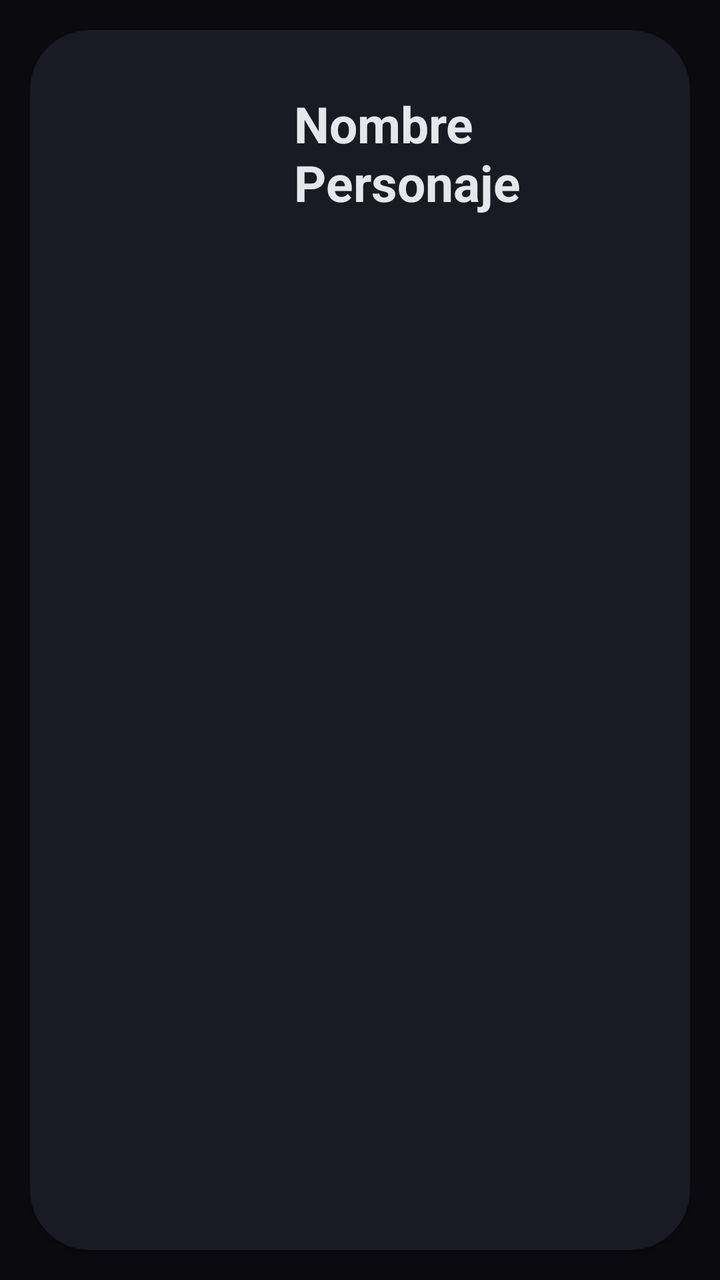
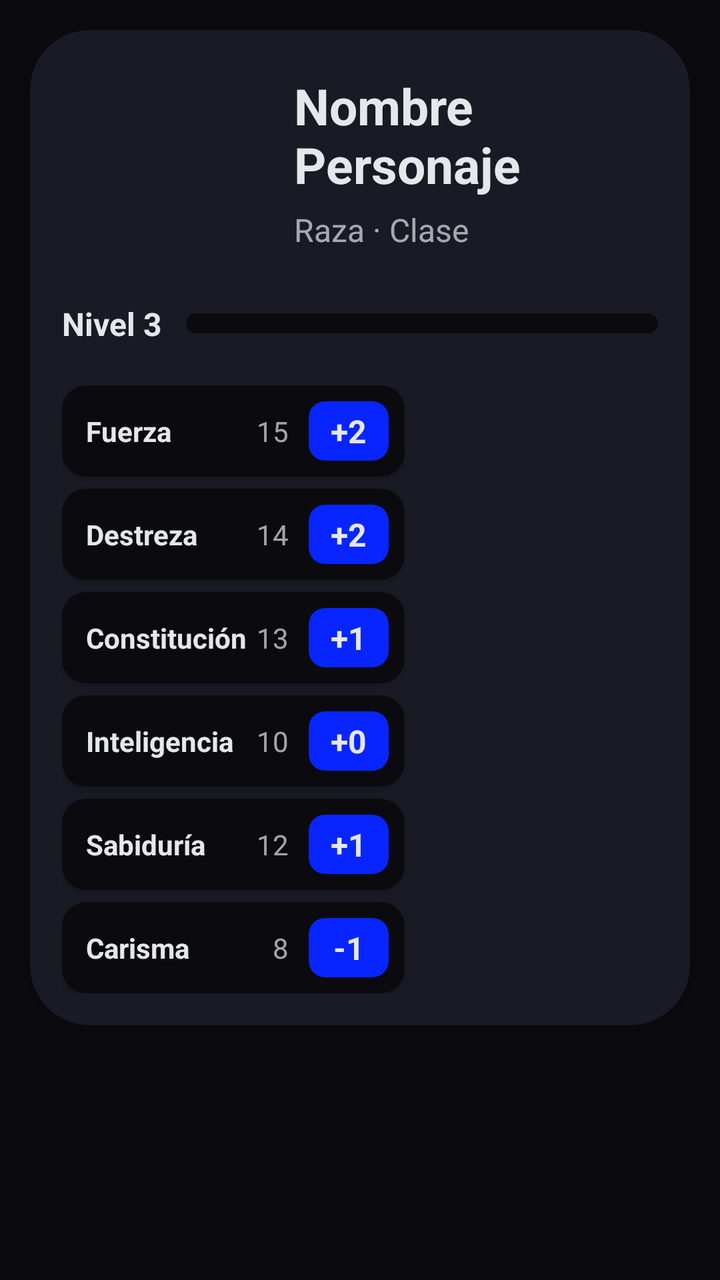

Before-and-after screenshots of an Android layout around one commit, followed by the original layout XML and the change that was made.
<!-- AndroidManifest.xml: application theme Theme.DnDiceCompanion -->
<!-- res/layout/fragment_character.xml -->
<?xml version="1.0" encoding="utf-8"?>
<androidx.constraintlayout.widget.ConstraintLayout xmlns:android="http://schemas.android.com/apk/res/android"
    android:layout_width="match_parent"
    android:layout_height="match_parent"
    xmlns:app="http://schemas.android.com/apk/res-auto"
    android:background="@color/backgroud">

    <androidx.cardview.widget.CardView
        android:layout_width="match_parent"
        android:layout_height="match_parent"
        android:layout_margin="15dp"
        android:backgroundTint="@color/cardBackground"
        app:cardCornerRadius="30dp">

        <LinearLayout
            android:layout_width="match_parent"
            android:layout_height="match_parent">

            <LinearLayout
                android:layout_width="match_parent"
                android:layout_height="wrap_content">
                <ImageView
                    android:id="@+id/ImageCharacterExemple"
                    android:layout_width="100dp"
                    android:layout_height="100dp"
                    android:layout_margin="16dp"/>

                <TextView
                    android:id="@+id/NameCharacterExemple"
                    android:layout_width="wrap_content"
                    android:layout_height="wrap_content"
                    android:textSize="25dp"
                    android:textStyle="bold"
                    android:textColor="@color/colorText"
                    android:text="Nombre Personaje"
                    android:layout_marginTop="30dp"/>
            </LinearLayout>
        </LinearLayout>

    </androidx.cardview.widget.CardView>
</androidx.constraintlayout.widget.ConstraintLayout>
<!-- resources referenced by this layout -->
<resources>
  <color name="backgroud">#0B0B0F</color>
  <color name="cardBackground">#1A1A24</color>
  <color name="colorText">#E5E7EB</color>
  <style name="Theme.DnDiceCompanion" parent="Base.Theme.DnDiceCompanion" />
  <style name="Base.Theme.DnDiceCompanion" parent="Theme.Material3.DayNight.NoActionBar">
          
          
      </style>
</resources>

<!-- the commit's change to res/layout/fragment_character.xml (unified diff, before → after) -->
@@ -1,41 +1,492 @@
 <?xml version="1.0" encoding="utf-8"?>
 <androidx.constraintlayout.widget.ConstraintLayout xmlns:android="http://schemas.android.com/apk/res/android"
+    xmlns:app="http://schemas.android.com/apk/res-auto"
+    xmlns:tools="http://schemas.android.com/tools"
     android:layout_width="match_parent"
     android:layout_height="match_parent"
-    xmlns:app="http://schemas.android.com/apk/res-auto"
     android:background="@color/backgroud">
 
-    <androidx.cardview.widget.CardView
+    <ScrollView
         android:layout_width="match_parent"
-        android:layout_height="match_parent"
-        android:layout_margin="15dp"
-        android:backgroundTint="@color/cardBackground"
-        app:cardCornerRadius="30dp">
-
-        <LinearLayout
+        android:layout_height="match_parent">
+
+        <androidx.cardview.widget.CardView
+            android:id="@+id/CardCharacterSheet"
             android:layout_width="match_parent"
-            android:layout_height="match_parent">
+            android:layout_height="wrap_content"
+            android:layout_margin="15dp"
+            app:cardBackgroundColor="@color/cardBackground"
+            app:cardCornerRadius="30dp">
 
             <LinearLayout
                 android:layout_width="match_parent"
-                android:layout_height="wrap_content">
-                <ImageView
-                    android:id="@+id/ImageCharacterExemple"
-                    android:layout_width="100dp"
-                    android:layout_height="100dp"
-                    android:layout_margin="16dp"/>
-
-                <TextView
-                    android:id="@+id/NameCharacterExemple"
-                    android:layout_width="wrap_content"
+                android:layout_height="wrap_content"
+                android:orientation="vertical"
+                android:padding="16dp">
+
+                
+                <LinearLayout
+                    android:layout_width="match_parent"
                     android:layout_height="wrap_content"
-                    android:textSize="25dp"
-                    android:textStyle="bold"
-                    android:textColor="@color/colorText"
-                    android:text="Nombre Personaje"
-                    android:layout_marginTop="30dp"/>
+                    android:orientation="horizontal"
+                    android:gravity="center_vertical">
+
+                    <ImageView
+                        android:id="@+id/ImageCharacterExemple"
+                        android:layout_width="100dp"
+                        android:layout_height="100dp"
+                        android:layout_marginEnd="16dp"
+                        android:scaleType="centerCrop"
+                        tools:background="#33FFFFFF" />
+
+                    <LinearLayout
+                        android:layout_width="0dp"
+                        android:layout_height="wrap_content"
+                        android:layout_weight="1"
+                        android:orientation="vertical">
+
+                        <TextView
+                            android:id="@+id/NameCharacterExemple"
+                            android:layout_width="match_parent"
+                            android:layout_height="wrap_content"
+                            android:maxLines="2"
+                            android:ellipsize="end"
+                            android:text="Nombre Personaje"
+                            android:textSize="25sp"
+                            android:textStyle="bold"
+                            android:textColor="@color/colorText" />
+
+                        <TextView
+                            android:id="@+id/RaceAndClassCharacter"
+                            android:layout_width="match_parent"
+                            android:layout_height="wrap_content"
+                            android:layout_marginTop="5dp"
+                            android:alpha="0.7"
+                            android:text="Raza · Clase"
+                            android:textSize="16sp"
+                            android:textColor="@color/colorText" />
+                    </LinearLayout>
+                </LinearLayout>
+
+                
+                <LinearLayout
+                    android:layout_width="match_parent"
+                    android:layout_height="wrap_content"
+                    android:layout_marginTop="20dp"
+                    android:orientation="horizontal"
+                    android:gravity="center_vertical">
+
+                    <TextView
+                        android:id="@+id/LevelCharacter"
+                        android:layout_width="wrap_content"
+                        android:layout_height="wrap_content"
+                        android:layout_marginEnd="12dp"
+                        android:text="Nivel 3"
+                        android:textSize="16sp"
+                        android:textStyle="bold"
+                        android:textColor="@color/colorText" />
+
+                    <com.google.android.material.progressindicator.LinearProgressIndicator
+                        android:id="@+id/LevelProgressCharacter"
+                        android:layout_width="0dp"
+                        android:layout_height="wrap_content"
+                        android:layout_weight="1"
+                        android:max="100"
+                        android:progress="40"
+                        app:trackThickness="10dp"
+                        app:trackCornerRadius="5dp"
+                        app:indicatorColor="@color/buttonColor"
+                        app:trackColor="@color/backgroud"
+                        app:indicatorTrackGapSize="0dp"
+                        app:trackStopIndicatorSize="0dp" />
+                </LinearLayout>
+
+                
+                <LinearLayout
+                    android:layout_width="match_parent"
+                    android:layout_height="wrap_content"
+                    android:layout_marginTop="20dp"
+                    android:orientation="horizontal">
+
+                    
+                    <LinearLayout
+                        android:id="@+id/StatsColumn"
+                        android:layout_width="0dp"
+                        android:layout_height="wrap_content"
+                        android:layout_weight="3"
+                        android:orientation="vertical">
+
+                        
+                        <androidx.cardview.widget.CardView
+                            android:layout_width="match_parent"
+                            android:layout_height="wrap_content"
+                            android:layout_marginBottom="6dp"
+                            app:cardBackgroundColor="@color/backgroud"
+                            app:cardCornerRadius="12dp"
+                            >
+
+                            <LinearLayout
+                                android:layout_width="match_parent"
+                                android:layout_height="wrap_content"
+                                android:gravity="center_vertical"
+                                android:orientation="horizontal"
+                                android:paddingStart="12dp"
+                                android:paddingEnd="8dp"
+                                android:paddingTop="8dp"
+                                android:paddingBottom="8dp">
+
+                                <TextView
+                                    android:layout_width="0dp"
+                                    android:layout_height="wrap_content"
+                                    android:layout_weight="1"
+                                    android:maxLines="1"
+                                    android:text="Fuerza"
+                                    android:textColor="@color/colorText"
+                                    android:textSize="14sp"
+                                    android:textStyle="bold" />
+
+                                <TextView
+                                    android:id="@+id/StrengthScoreCharacter"
+                                    android:layout_width="wrap_content"
+                                    android:layout_height="wrap_content"
+                                    android:layout_marginEnd="10dp"
+                                    android:alpha="0.7"
+                                    android:text="15"
+                                    android:textColor="@color/colorText"
+                                    android:textSize="14sp" />
+
+                                <androidx.cardview.widget.CardView
+                                    android:layout_width="wrap_content"
+                                    android:layout_height="wrap_content"
+                                    app:cardBackgroundColor="@color/buttonColor"
+                                    app:cardCornerRadius="8dp"
+                                    >
+
+                                    <TextView
+                                        android:id="@+id/StrengthModifierCharacter"
+                                        android:layout_width="wrap_content"
+                                        android:layout_height="wrap_content"
+                                        android:gravity="center"
+                                        android:minWidth="40dp"
+                                        android:padding="4dp"
+                                        android:text="+2"
+                                        android:textColor="@color/colorText"
+                                        android:textSize="16sp"
+                                        android:textStyle="bold" />
+                                </androidx.cardview.widget.CardView>
+                            </LinearLayout>
+                        </androidx.cardview.widget.CardView>
+
+                        
+                        <androidx.cardview.widget.CardView
+                            android:layout_width="match_parent"
+                            android:layout_height="wrap_content"
+                            android:layout_marginBottom="6dp"
+                            app:cardBackgroundColor="@color/backgroud"
+                            app:cardCornerRadius="12dp"
+                            >
+
+                            <LinearLayout
+                                android:layout_width="match_parent"
+                                android:layout_height="wrap_content"
+                                android:gravity="center_vertical"
+                                android:orientation="horizontal"
+                                android:paddingStart="12dp"
+                                android:paddingEnd="8dp"
+                                android:paddingTop="8dp"
+                                android:paddingBottom="8dp">
+
+                                <TextView
+                                    android:layout_width="0dp"
+                                    android:layout_height="wrap_content"
+                                    android:layout_weight="1"
+                                    android:maxLines="1"
+                                    android:text="Destreza"
+                                    android:textColor="@color/colorText"
+                                    android:textSize="14sp"
+                                    android:textStyle="bold" />
+
+                                <TextView
+                                    android:id="@+id/DexterityScoreCharacter"
+                                    android:layout_width="wrap_content"
+                                    android:layout_height="wrap_content"
+                                    android:layout_marginEnd="10dp"
+                                    android:alpha="0.7"
+                                    android:text="14"
+                                    android:textColor="@color/colorText"
+                                    android:textSize="14sp" />
+
+                                <androidx.cardview.widget.CardView
+                                    android:layout_width="wrap_content"
+                                    android:layout_height="wrap_content"
+                                    app:cardBackgroundColor="@color/buttonColor"
+                                    app:cardCornerRadius="8dp">
+
+                                    <TextView
+                                        android:id="@+id/DexterityModifierCharacter"
+                                        android:layout_width="wrap_content"
+                                        android:layout_height="wrap_content"
+                                        android:gravity="center"
+                                        android:minWidth="40dp"
+                                        android:padding="4dp"
+                                        android:text="+2"
+                                        android:textColor="@color/colorText"
+                                        android:textSize="16sp"
+                                        android:textStyle="bold" />
+                                </androidx.cardview.widget.CardView>
+                            </LinearLayout>
+                        </androidx.cardview.widget.CardView>
+
+                        
+                        <androidx.cardview.widget.CardView
+                            android:layout_width="match_parent"
+                            android:layout_height="wrap_content"
+                            android:layout_marginBottom="6dp"
+                            app:cardBackgroundColor="@color/backgroud"
+                            app:cardCornerRadius="12dp">
+
+                            <LinearLayout
+                                android:layout_width="match_parent"
+                                android:layout_height="wrap_content"
+                                android:gravity="center_vertical"
+                                android:orientation="horizontal"
+                                android:paddingStart="12dp"
+                                android:paddingEnd="8dp"
+                                android:paddingTop="8dp"
+                                android:paddingBottom="8dp">
+
+                                <TextView
+                                    android:layout_width="0dp"
+                                    android:layout_height="wrap_content"
+                                    android:layout_weight="1"
+                                    android:maxLines="1"
+                                    android:text="Constitución"
+                                    android:textColor="@color/colorText"
+                                    android:textSize="14sp"
+                                    android:textStyle="bold" />
+
+                                <TextView
+                                    android:id="@+id/ConstitutionScoreCharacter"
+                                    android:layout_width="wrap_content"
+                                    android:layout_height="wrap_content"
+                                    android:layout_marginEnd="10dp"
+                                    android:alpha="0.7"
+                                    android:text="13"
+                                    android:textColor="@color/colorText"
+                                    android:textSize="14sp" />
+
+                                <androidx.cardview.widget.CardView
+                                    android:layout_width="wrap_content"
+                                    android:layout_height="wrap_content"
+                                    app:cardBackgroundColor="@color/buttonColor"
+                                    app:cardCornerRadius="8dp">
+
+                                    <TextView
+                                        android:id="@+id/ConstitutionModifierCharacter"
+                                        android:layout_width="wrap_content"
+                                        android:layout_height="wrap_content"
+                                        android:gravity="center"
+                                        android:minWidth="40dp"
+                                        android:padding="4dp"
+                                        android:text="+1"
+                                        android:textColor="@color/colorText"
+                                        android:textSize="16sp"
+                                        android:textStyle="bold" />
+                                </androidx.cardview.widget.CardView>
+                            </LinearLayout>
+                        </androidx.cardview.widget.CardView>
+
+                        
+                        <androidx.cardview.widget.CardView
+                            android:layout_width="match_parent"
+                            android:layout_height="wrap_content"
+                            android:layout_marginBottom="6dp"
+                            app:cardBackgroundColor="@color/backgroud"
+                            app:cardCornerRadius="12dp">
+
+                            <LinearLayout
+                                android:layout_width="match_parent"
+                                android:layout_height="wrap_content"
+                                android:gravity="center_vertical"
+                                android:orientation="horizontal"
+                                android:paddingStart="12dp"
+                                android:paddingEnd="8dp"
+                                android:paddingTop="8dp"
+                                android:paddingBottom="8dp">
+
+                                <TextView
+                                    android:layout_width="0dp"
+                                    android:layout_height="wrap_content"
+                                    android:layout_weight="1"
+                                    android:maxLines="1"
+                                    android:text="Inteligencia"
+                                    android:textColor="@color/colorText"
+                                    android:textSize="14sp"
+                                    android:textStyle="bold" />
+
+                                <TextView
+                                    android:id="@+id/IntelligenceScoreCharacter"
+                                    android:layout_width="wrap_content"
+                                    android:layout_height="wrap_content"
+                                    android:layout_marginEnd="10dp"
+                                    android:alpha="0.7"
+                                    android:text="10"
+                                    android:textColor="@color/colorText"
+                                    android:textSize="14sp" />
+
+                                <androidx.cardview.widget.CardView
+                                    android:layout_width="wrap_content"
+                                    android:layout_height="wrap_content"
+                                    app:cardBackgroundColor="@color/buttonColor"
+                                    app:cardCornerRadius="8dp">
+
+                                    <TextView
+                                        android:id="@+id/IntelligenceModifierCharacter"
+                                        android:layout_width="wrap_content"
+                                        android:layout_height="wrap_content"
+                                        android:gravity="center"
+                                        android:minWidth="40dp"
+                                        android:padding="4dp"
+                                        android:text="+0"
+                                        android:textColor="@color/colorText"
+                                        android:textSize="16sp"
+                                        android:textStyle="bold" />
+                                </androidx.cardview.widget.CardView>
+                            </LinearLayout>
+                        </androidx.cardview.widget.CardView>
+
+                        
+                        <androidx.cardview.widget.CardView
+                            android:layout_width="match_parent"
+                            android:layout_height="wrap_content"
+                            android:layout_marginBottom="6dp"
+                            app:cardBackgroundColor="@color/backgroud"
+                            app:cardCornerRadius="12dp">
+
+                            <LinearLayout
+                                android:layout_width="match_parent"
+                                android:layout_height="wrap_content"
+                                android:gravity="center_vertical"
+                                android:orientation="horizontal"
+                                android:paddingStart="12dp"
+                                android:paddingEnd="8dp"
+                                android:paddingTop="8dp"
+                                android:paddingBottom="8dp">
+
+                                <TextView
+                                    android:layout_width="0dp"
+                                    android:layout_height="wrap_content"
+                                    android:layout_weight="1"
+                                    android:maxLines="1"
+                                    android:text="Sabiduría"
+                                    android:textColor="@color/colorText"
+                                    android:textSize="14sp"
+                                    android:textStyle="bold" />
+
+                                <TextView
+                                    android:id="@+id/WisdomScoreCharacter"
+                                    android:layout_width="wrap_content"
+                                    android:layout_height="wrap_content"
+                                    android:layout_marginEnd="10dp"
+                                    android:alpha="0.7"
+                                    android:text="12"
+                                    android:textColor="@color/colorText"
+                                    android:textSize="14sp" />
+
+                                <androidx.cardview.widget.CardView
+                                    android:layout_width="wrap_content"
+                                    android:layout_height="wrap_content"
+                                    app:cardBackgroundColor="@color/buttonColor"
+                                    app:cardCornerRadius="8dp">
+
+                                    <TextView
+                                        android:id="@+id/WisdomModifierCharacter"
+                                        android:layout_width="wrap_content"
+                                        android:layout_height="wrap_content"
+                                        android:gravity="center"
+                                        android:minWidth="40dp"
+                                        android:padding="4dp"
+                                        android:text="+1"
+                                        android:textColor="@color/colorText"
+                                        android:textSize="16sp"
+                                        android:textStyle="bold" />
+                                </androidx.cardview.widget.CardView>
+                            </LinearLayout>
+                        </androidx.cardview.widget.CardView>
+
+                        
+                        <androidx.cardview.widget.CardView
+                            android:layout_width="match_parent"
+                            android:layout_height="wrap_content"
+                            app:cardBackgroundColor="@color/backgroud"
+                            app:cardCornerRadius="12dp">
+
+                            <LinearLayout
+                                android:layout_width="match_parent"
+                                android:layout_height="wrap_content"
+                                android:gravity="center_vertical"
+                                android:orientation="horizontal"
+                                android:paddingStart="12dp"
+                                android:paddingEnd="8dp"
+                                android:paddingTop="8dp"
+                                android:paddingBottom="8dp">
+
+                                <TextView
+                                    android:layout_width="0dp"
+                                    android:layout_height="wrap_content"
+                                    android:layout_weight="1"
+                                    android:maxLines="1"
+                                    android:text="Carisma"
+                                    android:textColor="@color/colorText"
+                                    android:textSize="14sp"
+                                    android:textStyle="bold" />
+
+                                <TextView
+                                    android:id="@+id/CharismaScoreCharacter"
+                                    android:layout_width="wrap_content"
+                                    android:layout_height="wrap_content"
+                                    android:layout_marginEnd="10dp"
+                                    android:alpha="0.7"
+                                    android:text="8"
+                                    android:textColor="@color/colorText"
+                                    android:textSize="14sp" />
+
+                                <androidx.cardview.widget.CardView
+                                    android:layout_width="wrap_content"
+                                    android:layout_height="wrap_content"
+                                    app:cardBackgroundColor="@color/buttonColor"
+                                    app:cardCornerRadius="8dp">
+
+                                    <TextView
+                                        android:id="@+id/CharismaModifierCharacter"
+                                        android:layout_width="wrap_content"
+                                        android:layout_height="wrap_content"
+                                        android:gravity="center"
+                                        android:minWidth="40dp"
+                                        android:padding="4dp"
+                                        android:text="-1"
+                                        android:textColor="@color/colorText"
+                                        android:textSize="16sp"
+                                        android:textStyle="bold" />
+                                </androidx.cardview.widget.CardView>
+                            </LinearLayout>
+                        </androidx.cardview.widget.CardView>
+                    </LinearLayout>
+
+                    
+                    <LinearLayout
+                        android:id="@+id/RightColumn"
+                        android:layout_width="0dp"
+                        android:layout_height="wrap_content"
+                        android:layout_marginStart="12dp"
+                        android:layout_weight="2"
+                        android:orientation="vertical">
+                    </LinearLayout>
+
+                </LinearLayout>
+
             </LinearLayout>
-        </LinearLayout>
-
-    </androidx.cardview.widget.CardView>
+        </androidx.cardview.widget.CardView>
+    </ScrollView>
+
 </androidx.constraintlayout.widget.ConstraintLayout>
<!-- resource entries referenced after the edit -->
@@ -1,6 +1,7 @@
 <!-- resources referenced by this layout -->
 <resources>
   <color name="backgroud">#0B0B0F</color>
+  <color name="buttonColor">#0825FF</color>
   <color name="cardBackground">#1A1A24</color>
   <color name="colorText">#E5E7EB</color>
   <style name="Theme.DnDiceCompanion" parent="Base.Theme.DnDiceCompanion" />
